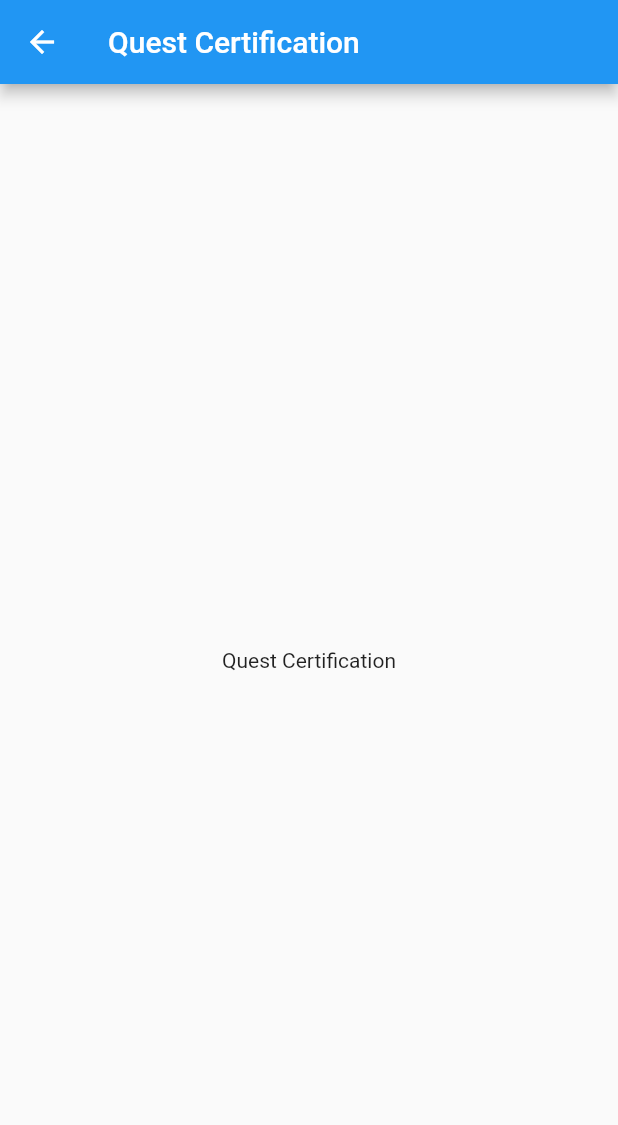
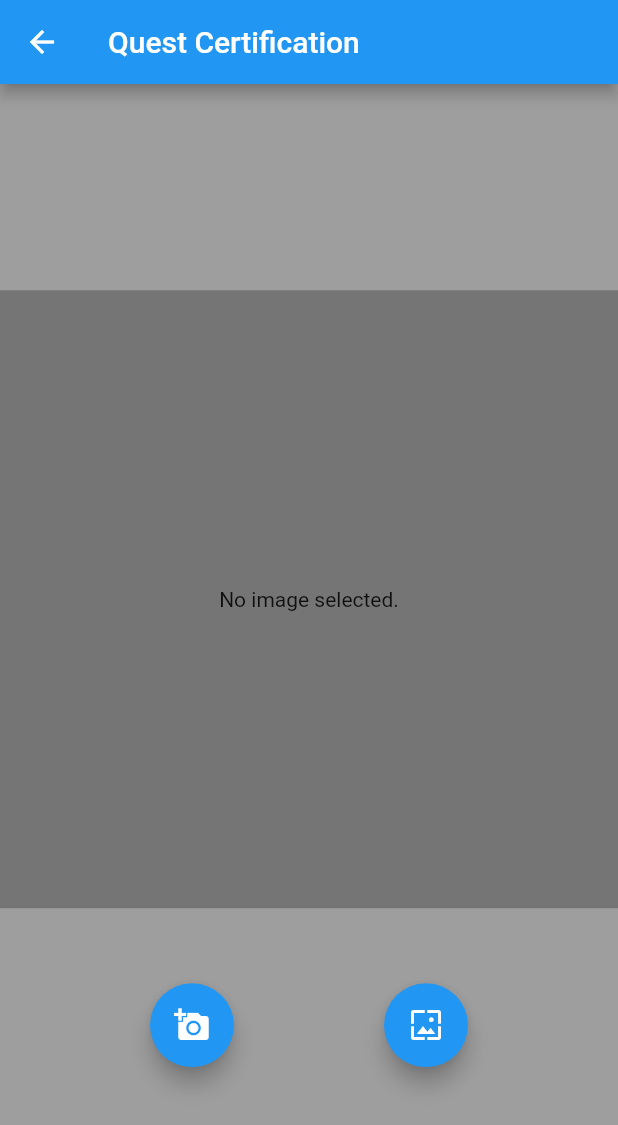
Before and after one commit to TerraQ-KR/TerraQClient, a Flutter app: the QuestCertificationScreen screen opened by its route, on a phone screen of 412 x 824 dp. Shown: the top 1125 px of the screen. Run offline on Flutter 3.47's test engine with Material 2 defaults, Android fonts, the phone set to English and light mode, and no system bars; our stand-ins replace dio, dotted_border, flutter_hooks, flutter_layout_grid, image_picker; missing offline and left inert: fl_query, fl_query_hooks.

Commit message:
feat(camera) : use image_picker

```diff
--- /dev/null
+++ b/lib/screens/quest/certification/image_screen.dart
@@ -0,0 +1,80 @@
+import 'dart:io';
+import 'package:flutter/material.dart';
+import 'package:flutter/services.dart';
+import 'package:image_picker/image_picker.dart';
+import 'package:eco_reward_app/utils/color_utils.dart';
+import 'package:eco_reward_app/screens/quest/certification/widget/image_icon_button.dart';
+
+class ImageScreen extends StatefulWidget {
+  const ImageScreen({Key? key}) : super(key: key);
+
+  @override
+  // ignore: library_private_types_in_public_api
+  _ImageScreen createState() => _ImageScreen();
+}
+
+class _ImageScreen extends State<ImageScreen> {
+  XFile? _image;
+  final picker = ImagePicker();
+
+  // ignore: strict_raw_type
+  Future getImage(ImageSource imageSource) async {
+    try {
+      final image = await picker.pickImage(source: imageSource);
+
+      setState(() {
+        _image = XFile(image!.path); // 가져온 이미지를 _image에 저장
+      });
+    } catch (e) {
+      print(e);
+    }
+  }
+
+  Widget showImage() {
+    return Container(
+        color: ColorUtils.grey07,
+        width: MediaQuery.of(context).size.width,
+        height: MediaQuery.of(context).size.width,
+        child: Center(
+            child: _image == null
+                ? const Text('No image selected.')
+                : Image.file(File(_image!.path))));
+  }
+
+  @override
+  Widget build(BuildContext context) {
+    SystemChrome.setPreferredOrientations(
+        [DeviceOrientation.portraitUp, DeviceOrientation.portraitDown]);
+
+    return Scaffold(
+        backgroundColor: ColorUtils.grey06,
+        body: Column(
+          mainAxisAlignment: MainAxisAlignment.center,
+          children: [
+            Container(
+              margin: const EdgeInsets.only(top: 25, bottom: 50),
+              child: showImage(),
+            ),
+            Row(
+              mainAxisAlignment: MainAxisAlignment.spaceEvenly,
+              children: <Widget>[
+                ImageIconButton(
+                  icon: Icons.add_a_photo,
+                  // ignore: prefer-extracting-callbacks
+                  onPressed: () {
+                    getImage(ImageSource.camera);
+                  },
+                ),
+                ImageIconButton(
+                  icon: Icons.wallpaper,
+                  // ignore: prefer-extracting-callbacks
+                  onPressed: () {
+                    getImage(ImageSource.gallery);
+                  },
+                ),
+              ],
+            )
+          ],
+        ));
+  }
+}
--- a/lib/screens/quest/certification/quest_certification_screen.dart
+++ b/lib/screens/quest/certification/quest_certification_screen.dart
@@ -1,4 +1,5 @@
 import 'package:flutter/material.dart';
+import 'package:eco_reward_app/screens/quest/certification/image_screen.dart';
 
 class QuestCertificationScreen extends StatelessWidget {
   const QuestCertificationScreen({super.key});
@@ -10,7 +11,7 @@ class QuestCertificationScreen extends StatelessWidget {
         title: const Text('Quest Certification'),
       ),
       body: const Center(
-        child: Text('Quest Certification'),
+        child: ImageScreen(),
       ),
     );
   }
--- /dev/null
+++ b/lib/screens/quest/certification/widget/image_icon_button.dart
@@ -0,0 +1,20 @@
+import 'package:flutter/material.dart';
+
+class ImageIconButton extends StatelessWidget {
+  const ImageIconButton(
+      {super.key, required this.icon, required this.onPressed});
+
+  final IconData icon;
+  final VoidCallback onPressed;
+
+  @override
+  Widget build(BuildContext context) {
+    return FloatingActionButton(
+      tooltip: 'pick image',
+      onPressed: onPressed,
+      child: Icon(
+        icon,
+      ),
+    );
+  }
+}
--- a/lib/screens/quest/main/widget/input_quest_common.dart
+++ b/lib/screens/quest/main/widget/input_quest_common.dart
@@ -23,7 +23,7 @@ class InputQuest extends HookWidget {
       alignment: Alignment.center,
       height: 150,
       child: FractionallySizedBox(
-        widthFactor: 0.6,
+        widthFactor: 0.9,
         child: Stack(
           children: [
             Container(
--- a/lib/screens/quest/main/widget/input_quest_done.dart
+++ b/lib/screens/quest/main/widget/input_quest_done.dart
@@ -23,7 +23,7 @@ class InputQuestDone extends HookWidget {
       alignment: Alignment.center,
       height: 150,
       child: FractionallySizedBox(
-        widthFactor: 0.6,
+        widthFactor: 0.9,
         child: Stack(
           children: [
             Container(
--- a/lib/screens/quest/main/widget/input_quest_picture.dart
+++ b/lib/screens/quest/main/widget/input_quest_picture.dart
@@ -50,7 +50,7 @@ class _InputQuestPictureState extends State<InputQuestPicture> {
       alignment: Alignment.center,
       height: 100,
       child: FractionallySizedBox(
-        widthFactor: 0.6,
+        widthFactor: 0.9,
         child: Stack(
           children: [
             Container(
--- a/pubspec.yaml
+++ b/pubspec.yaml
@@ -39,7 +39,8 @@ dependencies:
   flutter_hooks: ^0.18.5+1
   fl_query_hooks: 0.3.1
   flutter_layout_grid: 2.0.1
-  image_picker: ^0.8.7
+  image_picker: ^0.8.4+4
+  # camera:
 
 dev_dependencies:
   flutter_test:
```
Also changed, not shown: lib/screens/quest/certification/widget/get_image.dart (deleted, +0 -42 lines), 4 other files.
